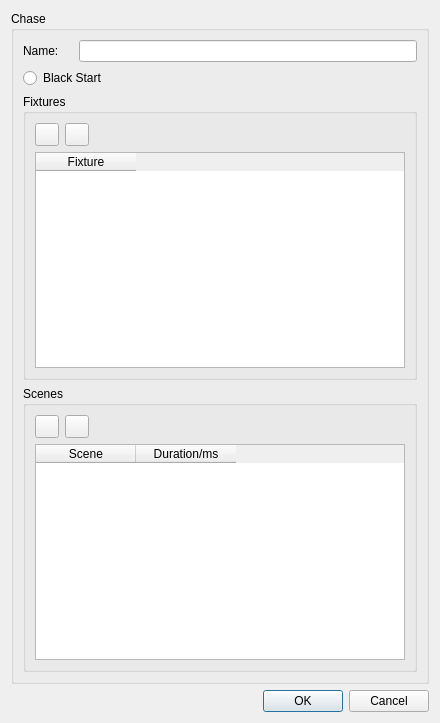
This is qLights/Forms/dlgChase.ui in AKuhle/aDev as Qt 5 draws it before an edit. The edited form follows.
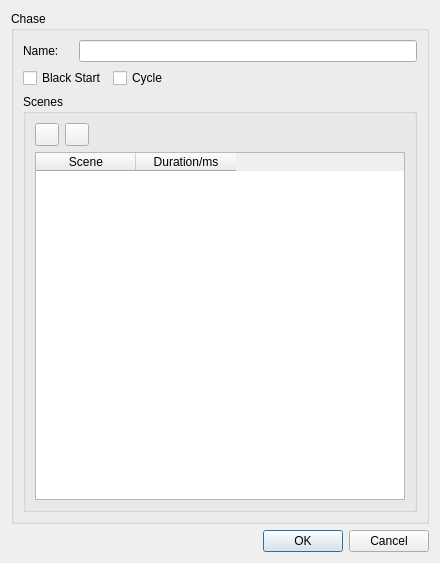
This is the edited form. Icons and pictures are not drawn.

What changed in the file:
```diff
--- a/qLights/Forms/dlgChase.ui
+++ b/qLights/Forms/dlgChase.ui
@@ -7,7 +7,7 @@
     <x>0</x>
     <y>0</y>
     <width>440</width>
-    <height>723</height>
+    <height>563</height>
    </rect>
   </property>
   <property name="windowTitle">
@@ -19,7 +19,7 @@
      <property name="title">
       <string>Chase</string>
      </property>
-     <layout class="QVBoxLayout" name="verticalLayout_3">
+     <layout class="QVBoxLayout" name="verticalLayout_2">
       <item>
        <layout class="QHBoxLayout" name="horizontalLayout">
         <item>
@@ -41,39 +41,18 @@
        </layout>
       </item>
       <item>
-       <widget class="QRadioButton" name="m_pBlackStart">
-        <property name="text">
-         <string>Black Start</string>
-        </property>
-       </widget>
-      </item>
-      <item>
-       <widget class="QGroupBox" name="groupBox_3">
-        <property name="title">
-         <string>Fixtures</string>
-        </property>
-        <layout class="QVBoxLayout" name="verticalLayout_2">
-         <item>
           <layout class="QHBoxLayout" name="horizontalLayout_3">
            <item>
-            <widget class="QToolButton" name="m_pBtnAddFixture">
+         <widget class="QCheckBox" name="m_pBlackStart">
              <property name="text">
-              <string/>
-             </property>
-             <property name="icon">
-              <iconset resource="../../aFrame/Resource/aFrame.qrc">
-               <normaloff>:/Standard/Icons/32/plus.png</normaloff>:/Standard/Icons/32/plus.png</iconset>
+           <string>Black Start</string>
              </property>
             </widget>
            </item>
            <item>
-            <widget class="QToolButton" name="m_pBtnRemoveFixture">
+         <widget class="QCheckBox" name="m_pCycle">
              <property name="text">
-              <string/>
-             </property>
-             <property name="icon">
-              <iconset resource="../../aFrame/Resource/aFrame.qrc">
-               <normaloff>:/Standard/Icons/32/minus.png</normaloff>:/Standard/Icons/32/minus.png</iconset>
+           <string>Cycle</string>
              </property>
             </widget>
            </item>
@@ -91,18 +70,6 @@
             </spacer>
            </item>
           </layout>
-         </item>
-         <item>
-          <widget class="QTableWidget" name="m_pFixtureTable">
-           <column>
-            <property name="text">
-             <string>Fixture</string>
-            </property>
-           </column>
-          </widget>
-         </item>
-        </layout>
-       </widget>
       </item>
       <item>
        <widget class="QGroupBox" name="groupBox_2">
```
Lines whose indentation alone changed are shown as unchanged.
